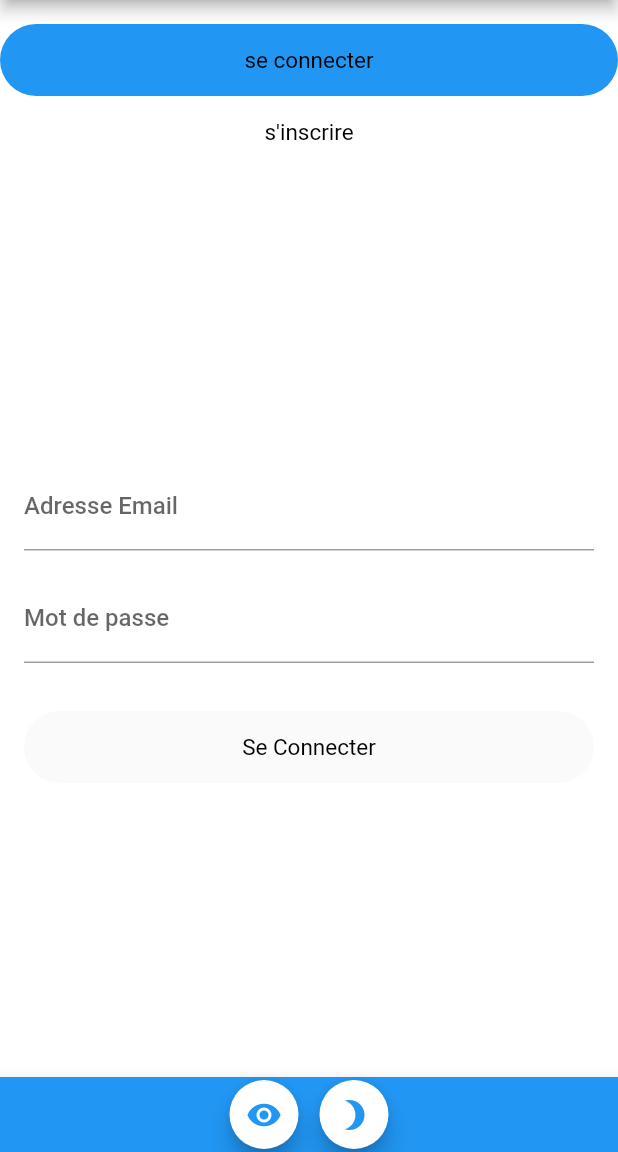
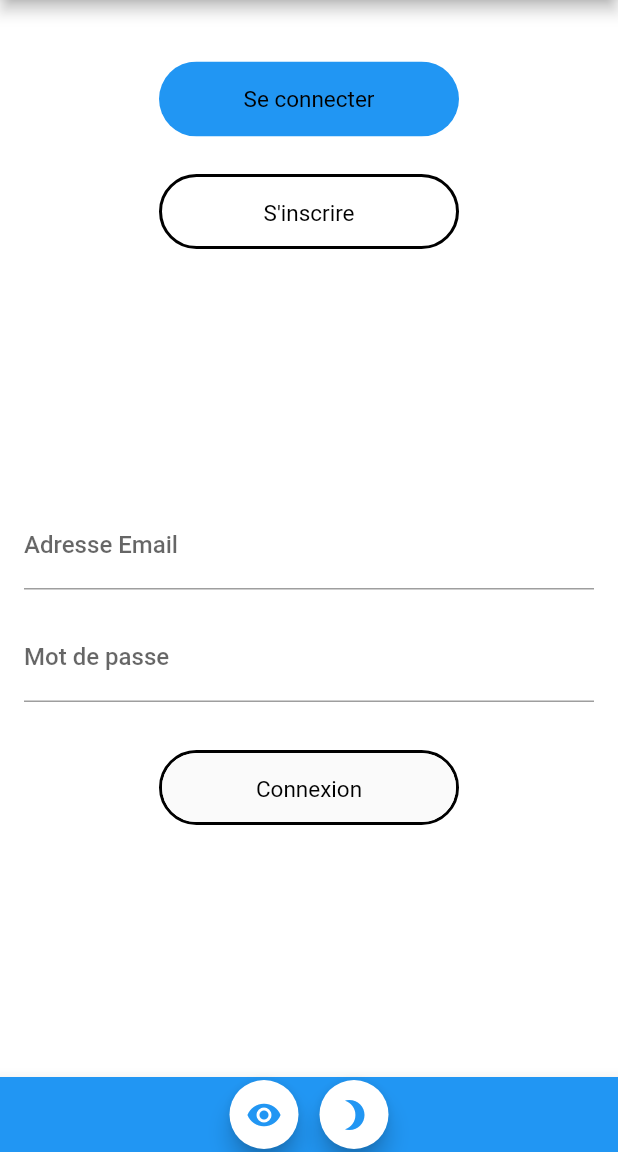
Before and after one commit to gwendalhoudeau/HACKTHON, a Flutter app: the screen it shows after launch, on a phone screen of 412 x 824 dp, the part 84-1236 px from its top. Run offline on Flutter 3.47's test engine with Material 2 defaults, Android fonts, the phone set to English and light mode, and no system bars; our stand-ins replace flutter_dotenv, flutter_svg, google_maps_flutter, shared_preferences; missing offline and left inert: desktop_window, window_size; accounts and stored records are empty; Roboto replaces fonts that are missing (Arial); project files that could hold a hidden picture were left out.

Commit message:
Graphical update login

```diff
--- a/front/lib/pages/cv_login.dart
+++ b/front/lib/pages/cv_login.dart
@@ -65,8 +65,12 @@ class _CvLoginState extends State<CvLogin> {
       body: Column(
         children: [
           const SizedBox(height: 16.0),
-          CwButton(
-            "se connecter",
+          Container(
+            width: 200.0,
+            height: 50.0,
+            margin: EdgeInsets.only(bottom: 25.0, top: 25.0),
+            child: CwButton(
+              "Se connecter",
               style: Theme.of(context).textTheme.bodySmall,
               onPressed: () {
                 form = "login";
@@ -76,8 +80,19 @@ class _CvLoginState extends State<CvLogin> {
                   ? (Theme.of(context).primaryColor)
                   : (Colors.transparent),
             ),
-          CwButton(
-            "s'inscrire",
+          ),
+          Container(
+            width: 200.0,
+            height: 50.0,
+            decoration: BoxDecoration(
+              border: Border.all(
+                color: Colors.black, // Couleur de la bordure
+                width: 2.0, // Épaisseur de la bordure
+              ),
+              borderRadius: BorderRadius.circular(50.0),
+            ),
+            child: CwButton(
+              "S'inscrire",
               style: Theme.of(context).textTheme.bodySmall,
               onPressed: () {
                 form = "register";
@@ -86,6 +101,7 @@ class _CvLoginState extends State<CvLogin> {
               colorBackground: (form == "register")
                   ? (Theme.of(context).primaryColor)
                   : (Colors.transparent),
+            ),
           ),
           const Spacer(),
           Padding(
@@ -121,7 +137,17 @@ class _CvLoginState extends State<CvLogin> {
                                     fontFamily: "Arial",
                                   )),
                       const SizedBox(height: 32.0),
-                      CwButton("Se Connecter",
+                      Container(
+                          width: 200.0,
+                          height: 50.0,
+                          decoration: BoxDecoration(
+                            border: Border.all(
+                              color: Colors.black, // Couleur de la bordure
+                              width: 2.0, // Épaisseur de la bordure
+                            ),
+                            borderRadius: BorderRadius.circular(50.0),
+                          ),
+                          child: CwButton("Connexion",
                               style: Theme.of(context).textTheme.bodySmall,
                               onPressed: () async {
                             CPost randompost = CPost(
@@ -186,7 +212,7 @@ class _CvLoginState extends State<CvLogin> {
                                   email: jsonResponse['email'],
                                   userName: jsonResponse['pseudo']);
                             }
-                      })
+                          })),
                     ]
                   : [
                       TextFormField(
```
Lines whose indentation alone changed are shown as unchanged.
